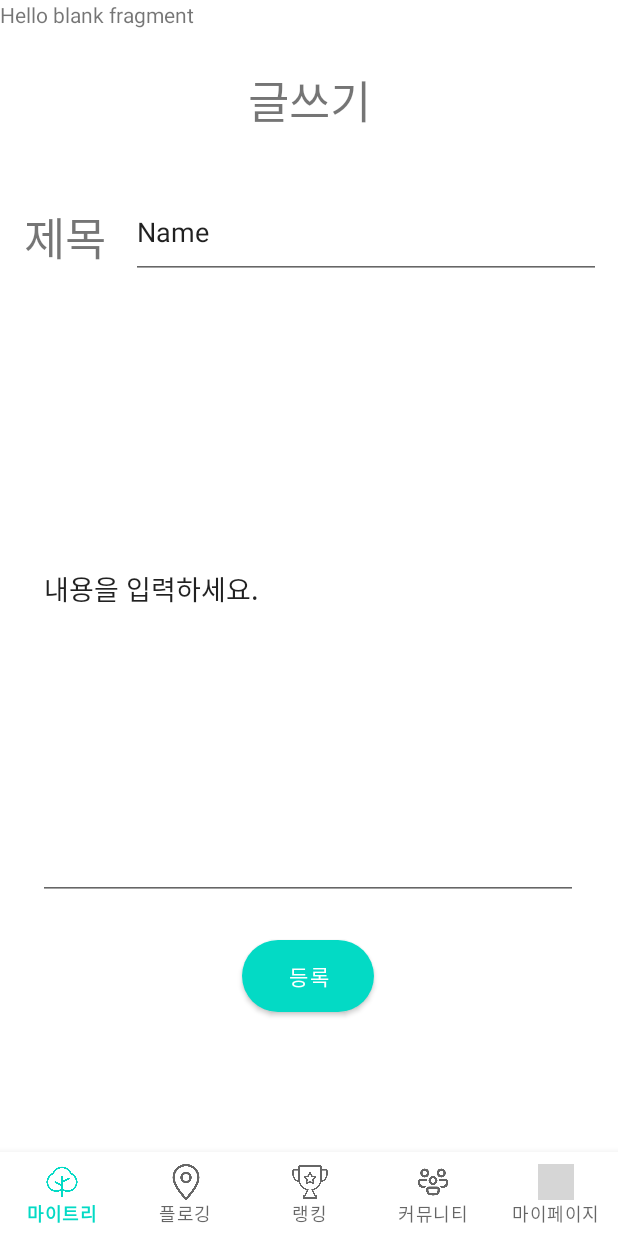
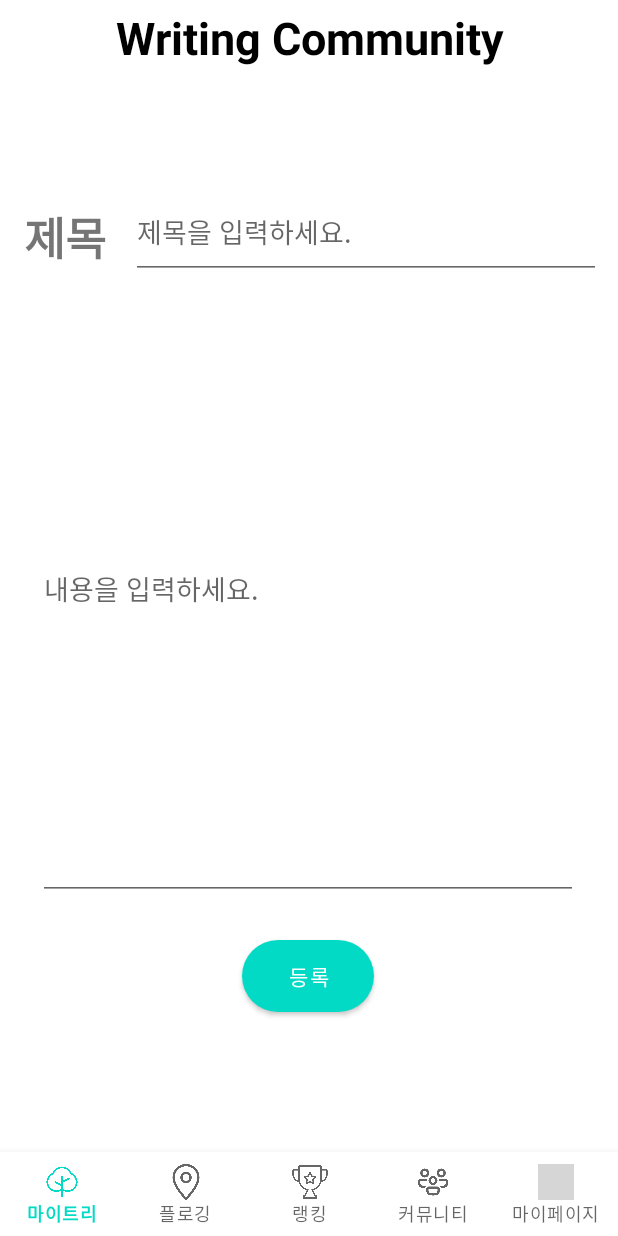
Before and after one commit to cbnu-trash-go/trashGo-android, an Android app: the fragment ComuWriteFragment placed in its activity, on a phone screen of 412 x 824 dp. Run offline under Robolectric (Android 15) with nearby library versions, the phone set to English and light mode, and no system bars; grey boxes are pictures that could not be loaded.

Commit message:
community 버튼 + 아이콘 크기 수정이랑 community write 화면 디자인 살짝 수정

```diff
--- a/app/src/main/res/layout/fragment_community_list.xml
+++ b/app/src/main/res/layout/fragment_community_list.xml
@@ -6,6 +6,7 @@
 android:layout_height="match_parent">
 
 <!--sohenney 커뮤니티 탭 추가/dotom recyclerview 수정-->
+    <!--sohenney 버튼 디자인 크기 수정 -->
 <LinearLayout
     android:orientation="vertical"
     android:layout_width="fill_parent"
@@ -74,7 +75,7 @@ android:layout_height="match_parent">
                 android:layout_width="80dp"
                 android:layout_height="80dp"
                 android:text="+"
-                android:textSize="50dp"
+                android:textSize="40dp"
                 android:background="@drawable/solid_button"
                 />
             <View
--- a/app/src/main/res/layout/fragment_comuwrite.xml
+++ b/app/src/main/res/layout/fragment_comuwrite.xml
@@ -7,27 +7,30 @@
     tools:context=".fragment.ComuWriteFragment">
 
     <!-- TODO: Update blank fragment layout -->
-    <TextView
-        android:layout_width="match_parent"
-        android:layout_height="match_parent"
-        android:text="@string/hello_blank_fragment" />
+    <!-- dotom 커뮤니티 글쓰기 창 구현 -->
+    <!--sohenney 커뮤니티 글쓰기 창 디자인 변경 -->
 
     <androidx.constraintlayout.widget.ConstraintLayout
         android:layout_width="match_parent"
         android:layout_height="match_parent">
 
-        <TextView
-            android:id="@+id/textView12"
-            android:layout_width="211dp"
-            android:layout_height="49dp"
-            android:text="글쓰기"
+        <LinearLayout
+            android:layout_width="match_parent"
+            android:layout_height="50dp"
             android:gravity="center"
-            android:textSize="30dp"
-            app:layout_constraintBottom_toBottomOf="parent"
-            app:layout_constraintEnd_toEndOf="parent"
-            app:layout_constraintStart_toStartOf="parent"
-            app:layout_constraintTop_toTopOf="parent"
-            app:layout_constraintVertical_bias="0.058" />
+            tools:ignore="MissingConstraints">
+
+            <TextView
+                android:id="@+id/textView12"
+                android:layout_width="300dp"
+                android:layout_height="40dp"
+                android:text="Writing Community"
+                android:textAlignment="center"
+                android:textColor="@color/black"
+                android:textSize="30dp"
+                android:textStyle="bold" />
+
+        </LinearLayout>
 
         <TextView
             android:id="@+id/textView14"
@@ -35,6 +38,7 @@
             android:layout_height="41dp"
             android:text="제목"
             android:textSize="30dp"
+            android:textStyle="bold"
             app:layout_constraintBottom_toBottomOf="parent"
             app:layout_constraintEnd_toEndOf="parent"
             app:layout_constraintHorizontal_bias="0.046"
@@ -48,25 +52,25 @@
             android:layout_height="62dp"
             android:ems="10"
             android:inputType="textPersonName"
-            android:text="Name"
             app:layout_constraintBottom_toBottomOf="parent"
             app:layout_constraintEnd_toEndOf="parent"
             app:layout_constraintHorizontal_bias="0.407"
             app:layout_constraintStart_toEndOf="@+id/textView14"
             app:layout_constraintTop_toTopOf="parent"
-            app:layout_constraintVertical_bias="0.176" />
+            app:layout_constraintVertical_bias="0.176"
+            android:hint="제목을 입력하세요."/>
 
         <MultiAutoCompleteTextView
             android:id="@+id/multiAutoCompleteTextView2"
             android:layout_width="360dp"
             android:layout_height="414dp"
-            android:text="내용을 입력하세요."
             app:layout_constraintBottom_toBottomOf="parent"
             app:layout_constraintEnd_toEndOf="parent"
             app:layout_constraintHorizontal_bias="0.49"
             app:layout_constraintStart_toStartOf="parent"
             app:layout_constraintTop_toBottomOf="@+id/editTextTextPersonName"
-            app:layout_constraintVertical_bias="0.0" />
+            app:layout_constraintVertical_bias="0.0"
+            android:hint="내용을 입력하세요."/>
 
         <Button
             android:id="@+id/uploadbutton"
@@ -80,7 +84,6 @@
             app:layout_constraintTop_toBottomOf="@+id/multiAutoCompleteTextView2"
             app:layout_constraintVertical_bias="0.224"
             android:background="@drawable/solid_button"
-
             />
 
     </androidx.constraintlayout.widget.ConstraintLayout>
```
